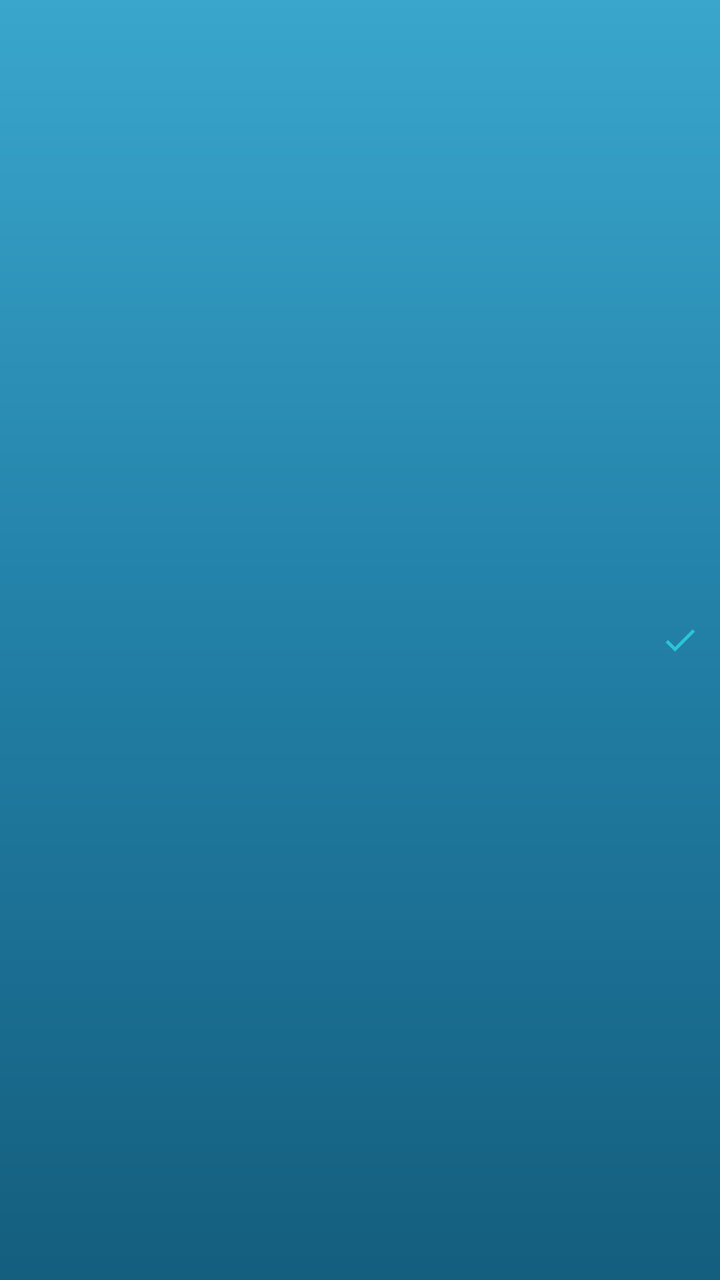
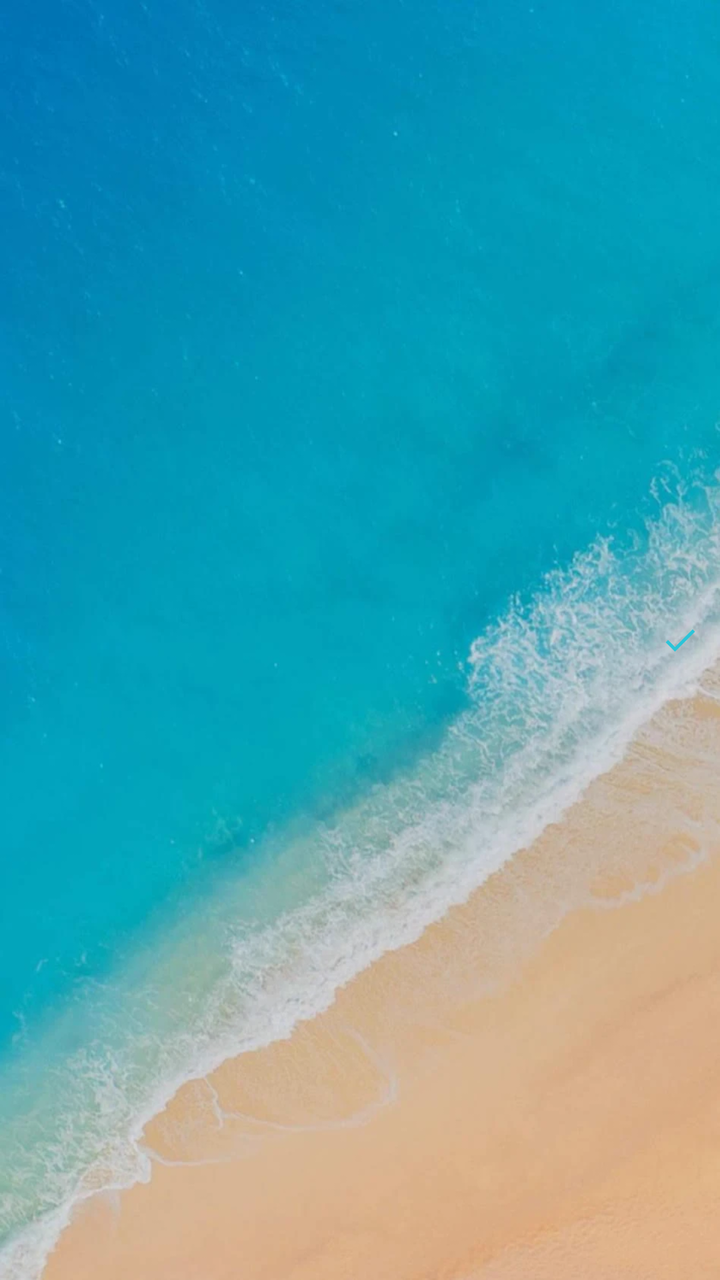

Two renders of the same Android screen: before a commit and after it. Below are the layout's source before the change and the commit's diff.
<!-- AndroidManifest.xml: application theme AppTheme -->
<!-- res/layout/item_source.xml -->
<?xml version="1.0" encoding="utf-8"?>
<LinearLayout xmlns:android="http://schemas.android.com/apk/res/android"
    android:layout_width="match_parent"
    android:layout_height="56dp"
    android:gravity="center_vertical"
    android:orientation="horizontal"
    android:paddingStart="14dp"
    android:paddingEnd="10dp">

    <LinearLayout
        android:layout_width="0dp"
        android:layout_height="wrap_content"
        android:layout_weight="1"
        android:orientation="vertical">

        <TextView
            android:id="@+id/tvName"
            android:layout_width="match_parent"
            android:layout_height="wrap_content"
            android:ellipsize="end"
            android:maxLines="1"
            android:textColor="@color/text_primary"
            android:textSize="15sp"
            android:textStyle="bold" />

        <TextView
            android:id="@+id/tvApi"
            android:layout_width="match_parent"
            android:layout_height="wrap_content"
            android:layout_marginTop="2dp"
            android:ellipsize="end"
            android:maxLines="1"
            android:textColor="@color/text_secondary"
            android:textSize="12sp" />
    </LinearLayout>

    
    <TextView
        android:id="@+id/tvStatus"
        android:layout_width="wrap_content"
        android:layout_height="wrap_content"
        android:layout_marginEnd="8dp"
        android:textSize="12sp"
        android:visibility="gone" />

    <ImageView
        android:id="@+id/ivCheck"
        android:layout_width="20dp"
        android:layout_height="20dp"
        android:src="@drawable/ic_check"
        android:tint="@color/colorPrimary" />
</LinearLayout>
<!-- resources referenced by this layout -->
<resources>
  <color name="colorPrimary">#2BC4D8</color>
  <color name="text_primary">#FFFFFF</color>
  <color name="text_secondary">#C4DEE9</color>
  <!-- drawable ic_check (drawable) -->
  <?xml version="1.0" encoding="utf-8"?>
  <vector xmlns:android="http://schemas.android.com/apk/res/android"
      android:width="24dp"
      android:height="24dp"
      android:viewportWidth="24"
      android:viewportHeight="24">
      <path
          android:fillColor="#7C4DFF"
          android:pathData="M9,16.17L4.83,12l-1.42,1.41L9,19 21,7l-1.41,-1.41z" />
  </vector>
  <style name="AppTheme" parent="Base.AppTheme" />
  <style name="Base.AppTheme" parent="Theme.Material3.Dark.NoActionBar">
          <item name="colorPrimary">@color/colorPrimary</item>
          <item name="colorOnPrimary">@color/colorOnPrimary</item>
          <item name="colorPrimaryVariant">@color/colorPrimaryVariant</item>
          <item name="android:statusBarColor">@android:color/transparent</item>
          <item name="android:navigationBarColor">@android:color/transparent</item>
          <item name="android:windowBackground">@drawable/bg_main_gradient</item>
          <item name="android:windowDrawsSystemBarBackgrounds">true</item>
          <item name="android:forceDarkAllowed">false</item>
      </style>
  <color name="colorOnPrimary">#06202A</color>
  <color name="colorPrimaryVariant">#1FA7BC</color>
  <!-- drawable bg_main_gradient (drawable) -->
  <?xml version="1.0" encoding="utf-8"?>
  <shape xmlns:android="http://schemas.android.com/apk/res/android"
      android:shape="rectangle">
      <gradient
          android:angle="270"
          android:startColor="@color/gradient_top"
          android:centerColor="@color/gradient_mid"
          android:endColor="@color/gradient_bottom"
          android:type="linear" />
  </shape>
  <color name="gradient_top">#3AA6CC</color>
  <color name="gradient_mid">#227FA6</color>
  <color name="gradient_bottom">#145E7E</color>
</resources>

<!-- the commit's change to res/layout/item_source.xml (unified diff, before → after) -->
@@ -6,6 +6,30 @@
     android:orientation="horizontal"
     android:paddingStart="14dp"
     android:paddingEnd="10dp">
+
+    
+    <FrameLayout
+        android:id="@+id/logoFrame"
+        android:layout_width="32dp"
+        android:layout_height="32dp"
+        android:layout_marginEnd="10dp"
+        android:visibility="gone">
+
+        <TextView
+            android:id="@+id/tvLogoLetter"
+            android:layout_width="match_parent"
+            android:layout_height="match_parent"
+            android:gravity="center"
+            android:textColor="@color/colorPrimary"
+            android:textSize="15sp"
+            android:textStyle="bold" />
+
+        <ImageView
+            android:id="@+id/ivLogo"
+            android:layout_width="match_parent"
+            android:layout_height="match_parent"
+            android:scaleType="centerCrop" />
+    </FrameLayout>
 
     <LinearLayout
         android:layout_width="0dp"
<!-- resource entries referenced after the edit -->
@@ -21,25 +21,12 @@
           <item name="colorPrimaryVariant">@color/colorPrimaryVariant</item>
           <item name="android:statusBarColor">@android:color/transparent</item>
           <item name="android:navigationBarColor">@android:color/transparent</item>
-          <item name="android:windowBackground">@drawable/bg_main_gradient</item>
+          <item name="android:windowBackground">@drawable/bg_beach</item>
           <item name="android:windowDrawsSystemBarBackgrounds">true</item>
           <item name="android:forceDarkAllowed">false</item>
       </style>
   <color name="colorOnPrimary">#06202A</color>
   <color name="colorPrimaryVariant">#1FA7BC</color>
-  <!-- drawable bg_main_gradient (drawable) -->
-  <?xml version="1.0" encoding="utf-8"?>
-  <shape xmlns:android="http://schemas.android.com/apk/res/android"
-      android:shape="rectangle">
-      <gradient
-          android:angle="270"
-          android:startColor="@color/gradient_top"
-          android:centerColor="@color/gradient_mid"
-          android:endColor="@color/gradient_bottom"
-          android:type="linear" />
-  </shape>
-  <color name="gradient_top">#3AA6CC</color>
-  <color name="gradient_mid">#227FA6</color>
-  <color name="gradient_bottom">#145E7E</color>
+  <!-- drawable bg_beach: webp bitmap (drawable-nodpi, 64794 bytes) -->
 </resources>
 
